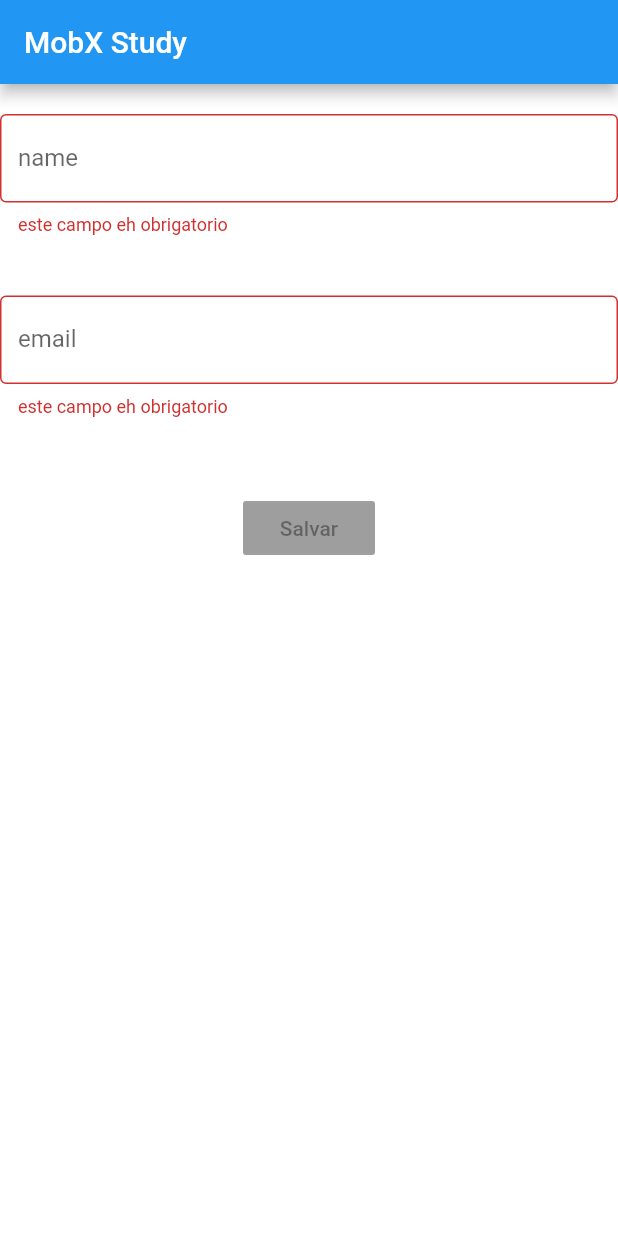
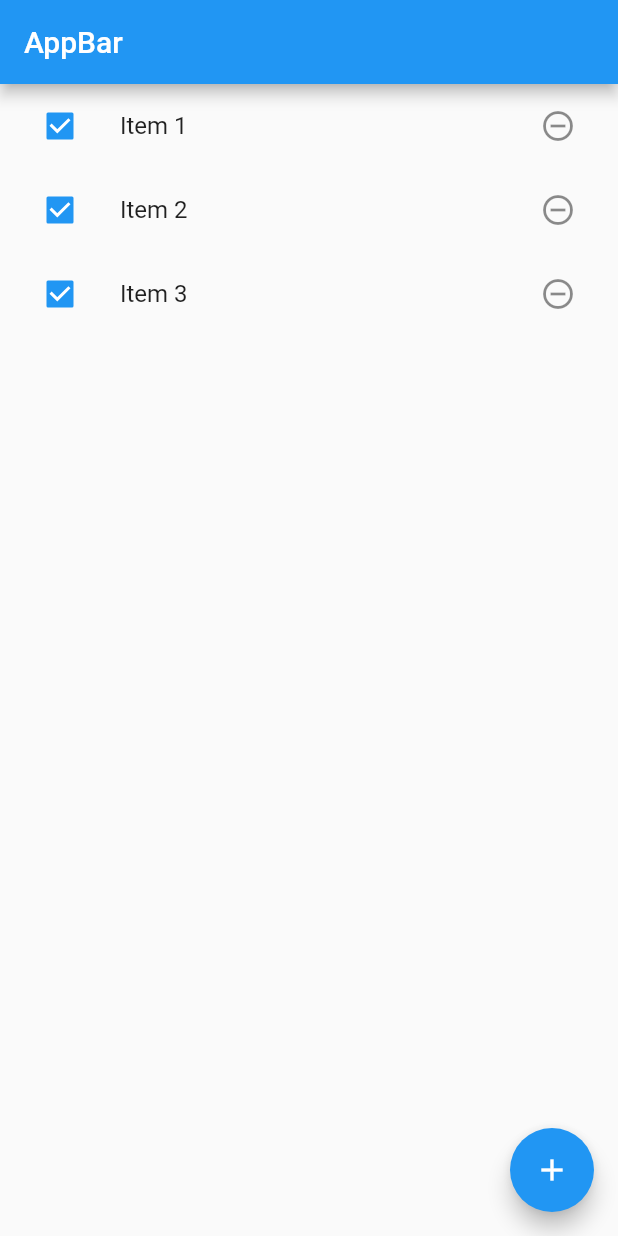
Before and after one commit to pedrocganem/mobx_study, a Flutter app: the screen it shows after launch, on a phone screen of 412 x 824 dp. Run offline on Flutter 3.47's test engine with Material 2 defaults, Android fonts, the phone set to English and light mode, and no system bars; our stand-ins replace mobx; generated files the repository leaves out were written again.

Commit message:
more about mobx, code providers and observable lists

```diff
--- a/lib/controller/controller.dart
+++ /dev/null
@@ -1,28 +0,0 @@
-import 'package:mobx/mobx.dart';
-import 'package:mobx_study/model/client.dart';
-part 'controller.g.dart';
-
-class Controller = _ControllerBase with _$Controller;
-
-abstract class _ControllerBase with Store {
-  var client = Client();
-
-  @computed
-  bool get isValid {
-    return validateName() == null && validateEmail() == null;
-  }
-
-  String validateName() {
-    if (client.name == null || client.name.isEmpty) {
-      return 'este campo eh obrigatorio';
-    }
-    return null;
-  }
-
-  String validateEmail() {
-    if (client.email == null || client.email.isEmpty) {
-      return 'este campo eh obrigatorio';
-    }
-    return null;
-  }
-}
--- /dev/null
+++ b/lib/controller/todo_controller.dart
@@ -0,0 +1,14 @@
+import 'package:mobx/mobx.dart';
+import 'package:mobx_study/model/todo_item_model.dart';
+part 'todo_controller.g.dart';
+
+class TodoController = _TodoControllerBase with _$TodoController;
+
+abstract class _TodoControllerBase with Store {
+  @observable
+  List<TodoItemModel> listItems = [
+    TodoItemModel(title: 'Item 1', check: true),
+    TodoItemModel(title: 'Item 2', check: false),
+    TodoItemModel(title: 'Item 3', check: false),
+  ];
+}
--- a/lib/main.dart
+++ b/lib/main.dart
@@ -1,10 +1,8 @@
 import 'package:flutter/material.dart';
-import 'package:flutter_mobx/flutter_mobx.dart';
-import 'package:mobx/mobx.dart';
-import 'view/home.dart';
+import 'view/home_page.dart';
 
 void main() {
   runApp(MaterialApp(
-    home: HomePage(),
+    home: ToDoList(),
   ));
 }
--- a/lib/model/client.dart
+++ /dev/null
@@ -1,21 +0,0 @@
-import 'package:mobx/mobx.dart';
-part 'client.g.dart';
-
-class Client = _ClientBase with _$Client;
-
-abstract class _ClientBase with Store {
-  @observable
-  String name;
-  @action
-  changeName(String newName) => name = newName;
-
-  @observable
-  String email;
-  @action
-  changeEmail(String newEmail) => email = newEmail;
-
-  @observable
-  String cpf;
-  @action
-  changeCpf(String newCpf) => cpf = newCpf;
-}
--- a/lib/view/home.dart
+++ /dev/null
@@ -1,74 +0,0 @@
-import 'package:flutter/material.dart';
-import 'package:flutter_mobx/flutter_mobx.dart';
-import 'package:mobx/mobx.dart';
-import 'package:mobx_study/controller/controller.dart';
-
-class HomePage extends StatefulWidget {
-  @override
-  _HomePageState createState() => _HomePageState();
-}
-
-class _HomePageState extends State<HomePage> {
-  final controller = Controller();
-
-  _textField({String labelText, onChanged, Function() errorText}) {
-    return TextField(
-      onChanged: onChanged,
-      decoration: InputDecoration(
-        border: OutlineInputBorder(),
-        labelText: labelText,
-        errorText: errorText == null ? null : errorText(),
-      ),
-    );
-  }
-
-  @override
-  Widget build(BuildContext context) {
-    return Scaffold(
-      backgroundColor: Colors.white,
-      appBar: AppBar(
-        backgroundColor: Colors.blue,
-        title: Text('MobX Study'),
-      ),
-      body: Column(
-        children: [
-          SizedBox(
-            height: 20,
-          ),
-          Observer(
-            builder: (_) {
-              return _textField(
-                labelText: 'name',
-                onChanged: controller.client.changeName,
-                errorText: controller.validateName,
-              );
-            },
-          ),
-          SizedBox(
-            height: 40,
-          ),
-          Observer(
-            builder: (_) {
-              return _textField(
-                labelText: 'email',
-                onChanged: controller.client.changeEmail,
-                errorText: controller.validateName,
-              );
-            },
-          ),
-          SizedBox(
-            height: 50,
-          ),
-          Observer(
-            builder: (_) {
-              return RaisedButton(
-                onPressed: controller.isValid ? () {} : null,
-                child: Text('Salvar'),
-              );
-            },
-          )
-        ],
-      ),
-    );
-  }
-}
--- /dev/null
+++ b/lib/view/home_page.dart
@@ -0,0 +1,59 @@
+import 'package:flutter/material.dart';
+import 'package:mobx_study/controller/todo_controller.dart';
+import 'todo_item.dart';
+
+class ToDoList extends StatefulWidget {
+  @override
+  _ToDoListState createState() => _ToDoListState();
+}
+
+class _ToDoListState extends State<ToDoList> {
+  final controller = TodoController();
+
+  _dialog() {
+    showDialog(
+        context: context,
+        builder: (_) {
+          return AlertDialog(
+            title: Text('Add Item'),
+            content: TextFormField(
+              onChanged: (value) {},
+              decoration: InputDecoration(
+                  border: OutlineInputBorder(), labelText: 'New Item'),
+            ),
+            actions: [
+              FlatButton(
+                onPressed: () => null,
+                child: Text('Save'),
+              ),
+              FlatButton(
+                onPressed: () => Navigator.pop(context),
+                child: Text('Cancel'),
+              ),
+            ],
+          );
+        });
+  }
+
+  @override
+  Widget build(BuildContext context) {
+    return Scaffold(
+      appBar: AppBar(
+        title: Text('AppBar'),
+      ),
+      body: ListView.builder(
+        itemCount: controller.listItems.length,
+        itemBuilder: (_, index) {
+          var item = controller.listItems[index];
+          return TodoItem(
+            item: item,
+          );
+        },
+      ),
+      floatingActionButton: FloatingActionButton(
+        onPressed: () => _dialog(),
+        child: Icon(Icons.add),
+      ),
+    );
+  }
+}
--- /dev/null
+++ b/lib/view/todo_item.dart
@@ -0,0 +1,27 @@
+import 'package:flutter/material.dart';
+import 'package:mobx_study/model/todo_item_model.dart';
+
+class TodoItem extends StatefulWidget {
+  final TodoItemModel item;
+
+  const TodoItem({Key key, this.item}) : super(key: key);
+  @override
+  _TodoItemState createState() => _TodoItemState();
+}
+
+class _TodoItemState extends State<TodoItem> {
+  @override
+  Widget build(BuildContext context) {
+    return ListTile(
+      title: Text(widget.item.title),
+      leading: Checkbox(
+        value: true,
+        onChanged: (bool value) {},
+      ),
+      trailing: IconButton(
+        icon: Icon(Icons.remove_circle_outline_sharp),
+        onPressed: () => null,
+      ),
+    );
+  }
+}
```
Also changed, not shown: lib/model/todo_item_model.dart (added, +19 -0 lines), lib/controller/todo_controller.g.dart, lib/model/client.g.dart (deleted), lib/model/todo_item_model.g.dart (added).
